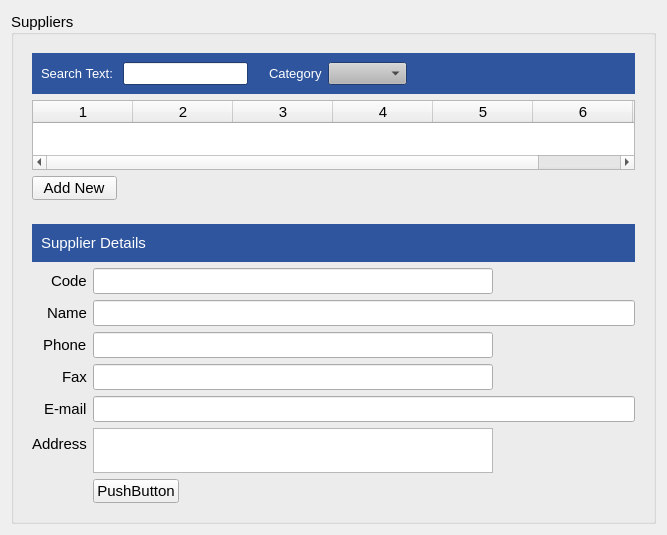
Old version of the form estorecpp/managesupplierswidget.ui in the repository Watti/estorecpp.
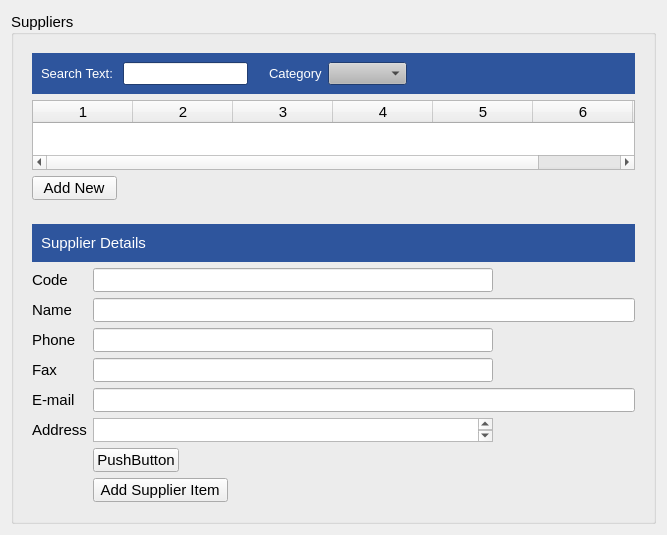
New version of the form.

Commit message: supplier item adding partially done

```diff
--- a/estorecpp/managesupplierswidget.ui
+++ b/estorecpp/managesupplierswidget.ui
@@ -821,9 +821,6 @@
          </item>
          <item>
           <layout class="QFormLayout" name="formLayout">
-           <property name="labelAlignment">
-            <set>Qt::AlignRight|Qt::AlignTrailing|Qt::AlignVCenter</set>
-           </property>
            <item row="0" column="0">
             <widget class="QLabel" name="label_2">
              <property name="font">
@@ -1082,6 +1079,43 @@
              </item>
             </layout>
            </item>
+           <item row="7" column="0">
+            <spacer name="horizontalSpacer_7">
+             <property name="orientation">
+              <enum>Qt::Horizontal</enum>
+             </property>
+             <property name="sizeHint" stdset="0">
+              <size>
+               <width>40</width>
+               <height>20</height>
+              </size>
+             </property>
+            </spacer>
+           </item>
+           <item row="7" column="1">
+            <layout class="QHBoxLayout" name="horizontalLayout_6">
+             <item>
+              <widget class="QPushButton" name="addSupplierItemBtn">
+               <property name="text">
+                <string> Add Supplier Item </string>
+               </property>
+              </widget>
+             </item>
+             <item>
+              <spacer name="horizontalSpacer_8">
+               <property name="orientation">
+                <enum>Qt::Horizontal</enum>
+               </property>
+               <property name="sizeHint" stdset="0">
+                <size>
+                 <width>40</width>
+                 <height>20</height>
+                </size>
+               </property>
+              </spacer>
+             </item>
+            </layout>
+           </item>
           </layout>
          </item>
         </layout>
```
The commit also changes 8 other files.
